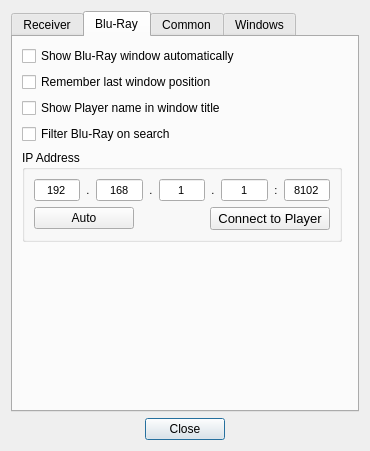
Qt form settingsdialog.ui (AceOfSnakes/AvrPioRemote) before a commit.
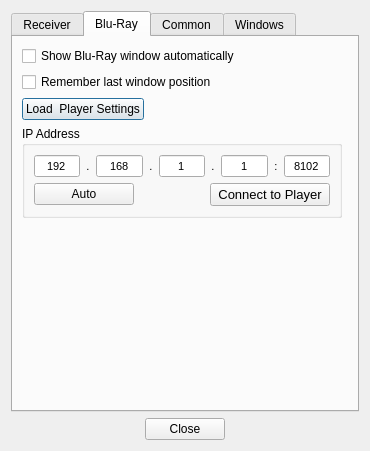
The same form after that commit. The open tabs and pages were chosen to show the change.

Commit message: Add another player models

The edit to the form file:
```diff
--- a/settingsdialog.ui
+++ b/settingsdialog.ui
@@ -405,21 +405,37 @@
         </widget>
        </item>
        <item>
-        <widget class="QCheckBox" name="ShowPlayerNameInTitle">
-         <property name="enabled">
-          <bool>true</bool>
+        <layout class="QHBoxLayout" name="horizontalLayout_8">
+         <property name="topMargin">
+          <number>0</number>
          </property>
+         <item>
+          <widget class="QPushButton" name="pushBDSettingsLoadButton">
+           <property name="minimumSize">
+            <size>
+             <width>120</width>
+             <height>0</height>
+            </size>
+           </property>
          <property name="text">
-          <string>Show Player name in window title</string>
+            <string>Load  Player Settings</string>
          </property>
         </widget>
        </item>
        <item>
-        <widget class="QCheckBox" name="FilterBlueRay">
-         <property name="text">
-          <string>Filter Blu-Ray on search</string>
-         </property>
-        </widget>
+          <spacer name="horizontalSpacer_6">
+           <property name="orientation">
+            <enum>Qt::Horizontal</enum>
+           </property>
+           <property name="sizeHint" stdset="0">
+            <size>
+             <width>40</width>
+             <height>20</height>
+            </size>
+           </property>
+          </spacer>
+         </item>
+        </layout>
        </item>
        <item>
         <layout class="QHBoxLayout" name="horizontalLayout_5">
```
Left out of the diff: 2 changed lines with no effect on the pictures. Lines whose indentation alone changed are shown as unchanged. The commit also changes 12 other files.
